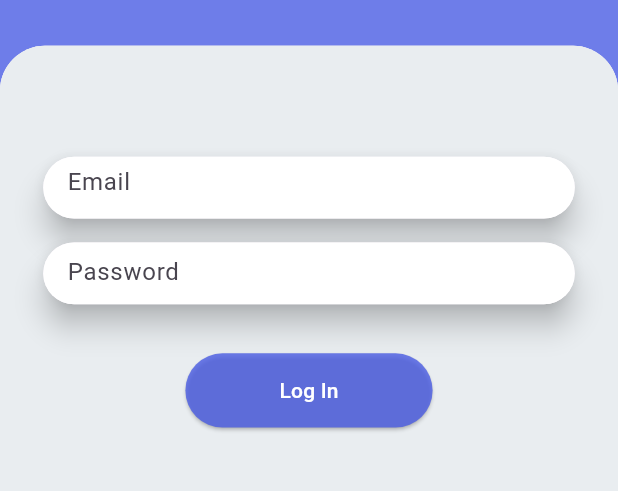
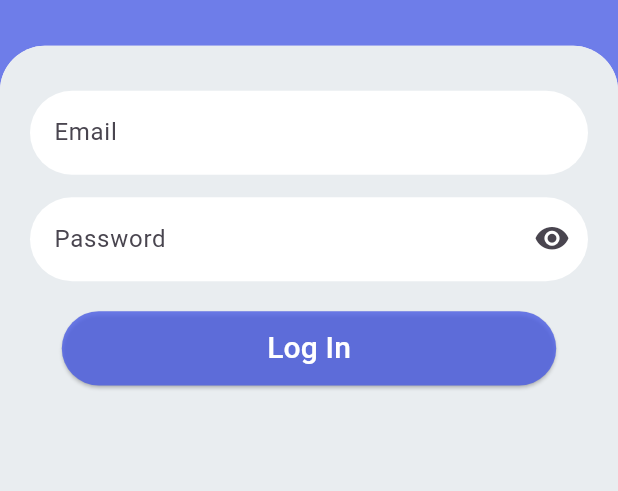
Before and after one commit to GGh41th/resume-builder, a Flutter app: the screen it shows after launch, after a tap on "log in", on a phone screen of 412 x 824 dp, the part 325-816 px from its top. Run offline on Flutter 3.47's test engine with Material 3 defaults, Android fonts, the light colour scheme and no system bars; our stand-ins replace community_material_icon, email_validator.

Commit message:
showModalBottomSheet2

```diff
--- a/lib/ui/screens/login.dart
+++ b/lib/ui/screens/login.dart
@@ -42,38 +42,25 @@ class _LoginState extends State<Login> {
     return Container(
       decoration:  BoxDecoration(
         color: LightThemeColors.semiWhite,
-        borderRadius: BorderRadius.vertical(top: Radius.circular(30)),
+        borderRadius: const BorderRadius.vertical(top: Radius.circular(30)),
       ),
 
       height: height * 0.7,
-      child: Column(
-        mainAxisSize: MainAxisSize.min,
-        children: [
-
-          Container(
-            width: double.infinity,
-            decoration: const BoxDecoration(
-              color: Color.fromRGBO(233, 237, 240, 0.8),
-              borderRadius: BorderRadius.vertical(top: Radius.circular(30)),
-            ),
+      padding: MediaQuery.of(context).viewInsets,
+      width: width,
+      child: SingleChildScrollView(
         child: Column(
           children: [
-                SizedBox(
-                  height: height * 0.08,
+            const SizedBox(
+              height: 10,
             ),
-                Form(
+            Padding(
+              padding: const EdgeInsets.all(20.0),
+              child: Form(
                 key: _formKey,
                 child: Column(
                   children: [
-                      Padding(
-                        padding: const EdgeInsets.all(8.0),
-                        child: Material(
-                          elevation: 8,
-                          borderRadius: BorderRadius.circular(50),
-                          child: SizedBox(
-                            width: width * 0.86,
-                            height: height * 0.05,
-                            child: TextFormField(
+                    TextFormField(
                       validator: (value) {
                         if (value == null || value.isEmpty) {
                           return 'Please enter some text';
@@ -92,28 +79,20 @@ class _LoginState extends State<Login> {
                             borderSide: BorderSide.none,
                             borderRadius:
                             BorderRadius.all(Radius.circular(50))),
-                                hintText: 'Email',
+                        labelText: 'Email',
                       ),
                     ),
+                    const SizedBox(
+                      height:15,
                     ),
-                        ),
-                      ),
-                      Padding(
-                        padding: const EdgeInsets.all(8.0),
-                        child: SizedBox(
-                          height: height * 0.05,
-                          width: width * 0.86,
-                          child: Material(
-                            elevation: 8,
-                            borderRadius: BorderRadius.circular(50),
-                            child: TextFormField(
+                    TextFormField(
                       validator: (value) {
                         if (value == null || value.isEmpty) {
                           return 'Enter a valid password';
                         }
                         return null;
                       },
-                              obscureText: visible,
+                      obscureText: !visible,
                       autocorrect: false,
                       enableSuggestions: false,
                       controller: _password,
@@ -124,43 +103,35 @@ class _LoginState extends State<Login> {
                             borderSide: BorderSide.none,
                             borderRadius:
                             BorderRadius.all(Radius.circular(50))),
-                                suffix: IconButton(
+                        suffixIcon: IconButton(
                             onPressed: changeVisibility,
                             icon: Icon(visible
-                                        ? Icons.remove_red_eye
-                                        : Icons.password_sharp)),
-                                hintText: 'Password',
-                              ),
-                            ),
-                          ),
+                                ? Icons.visibility_rounded
+                                : Icons.visibility_off_rounded)),
+                        labelText: 'Password',
                       ),
                     ),
                   ],
                 ),
               ),
-                Padding(
-                  padding: EdgeInsets.only(top: height * 0.03, bottom: height * 0.03),
-                  child: SizedBox(
-                    height: height * 0.06,
-                    width: width * 0.4,
-                    child: ElevatedButton(
+            ),
+            ElevatedButton(
               style: ButtonStyle(
                 backgroundColor: MaterialStateProperty.all(LightThemeColors.purple),
+                fixedSize: MaterialStateProperty.all(Size(width*0.8, height*0.06)),
               ),
               onPressed: () {
                 if (_formKey.currentState!.validate()) {
                   Navigator.pushNamed(context, '/home');
                 }
               },
-                      child: Text('Log In',style: TextStyle(color: LightThemeColors.white),),
-                    ),
-                  ),
+              child: Text('Log In',style: TextStyle(color: LightThemeColors.white,
+                  fontSize: 20
+              ),),
             ),
           ],
         ),
       ),
-        ],
-      ),
     );
   }
 }
--- a/lib/ui/screens/splash_screen.dart
+++ b/lib/ui/screens/splash_screen.dart
@@ -18,7 +18,7 @@ class _SplashScreenState extends State<SplashScreen> {
   void initState() {
     super.initState();
     SystemChrome.setEnabledSystemUIMode(SystemUiMode.immersive);
-    Future.delayed(const Duration(seconds: 5),() {
+    Future.delayed(const Duration(seconds: 2),() {
       Navigator.pushNamed(context, '/enterscreen');
     },);
 
@@ -39,7 +39,7 @@ class _SplashScreenState extends State<SplashScreen> {
         height: double.infinity,
         decoration:  BoxDecoration(
           gradient: LinearGradient(
-            transform: GradientRotation(pi/3),
+            transform: const GradientRotation(pi/3),
               colors: [LightThemeColors.purple,LightThemeColors.semiWhite],
 
               begin: Alignment.topRight,
--- a/lib/ui/wdigets/enter_screen_button.dart
+++ b/lib/ui/wdigets/enter_screen_button.dart
@@ -1,4 +1,3 @@
-import 'package:codecraft/core/global/theme/app_colors/light_colors.dart';
 import 'package:flutter/material.dart';
 
 import '../screens/login.dart';
@@ -19,10 +18,11 @@ class EButton extends StatelessWidget {
           context: context,
 
           builder: (BuildContext context) {
-            if(route=="login")
-            return Login();
-            else
-              return SignUp();
+            if(route=="login") {
+              return const Login();
+            } else {
+              return const SignUp();
+            }
 
           },
           elevation: 0,
@@ -32,7 +32,10 @@ class EButton extends StatelessWidget {
           barrierColor: Colors.transparent,
           isScrollControlled: true,
           useRootNavigator: true,
-          //i dont that the screen in baground have some flou
+          transitionAnimationController: AnimationController(
+            vsync: Navigator.of(context),
+            duration: const Duration(seconds: 1),
+          ),
 
         );
 
```
Also changed, not shown: lib/ui/screens/signup.dart (+28 -21 lines). Lines whose indentation alone changed are shown as unchanged.
